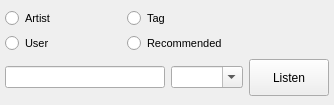
Before: the Qt Designer form trunk/GUI/LFMRadio/GUI_LFMRadioWidget.ui in shahid334/sayonara-player, drawn with Qt 5.
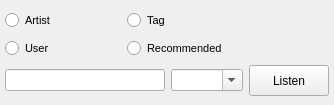
After: the same form once the commit is applied.

Patch:
```diff
--- a/trunk/GUI/LFMRadio/GUI_LFMRadioWidget.ui
+++ b/trunk/GUI/LFMRadio/GUI_LFMRadioWidget.ui
@@ -11,14 +11,20 @@
    </rect>
   </property>
   <property name="sizePolicy">
-   <sizepolicy hsizetype="Preferred" vsizetype="Fixed">
+   <sizepolicy hsizetype="MinimumExpanding" vsizetype="Minimum">
     <horstretch>0</horstretch>
     <verstretch>0</verstretch>
    </sizepolicy>
   </property>
   <property name="minimumSize">
    <size>
-    <width>300</width>
+    <width>325</width>
+    <height>105</height>
+   </size>
+  </property>
+  <property name="maximumSize">
+   <size>
+    <width>524287</width>
     <height>105</height>
    </size>
   </property>
@@ -44,6 +50,12 @@
      <height>0</height>
     </size>
    </property>
+   <property name="maximumSize">
+    <size>
+     <width>16777215</width>
+     <height>105</height>
+    </size>
+   </property>
    <layout class="QGridLayout" name="gridLayout">
     <property name="leftMargin">
      <number>5</number>
@@ -140,16 +152,22 @@
     </item>
     <item row="0" column="2" rowspan="2">
      <widget class="QLabel" name="lab_lfm">
+      <property name="sizePolicy">
+       <sizepolicy hsizetype="Preferred" vsizetype="Expanding">
+        <horstretch>0</horstretch>
+        <verstretch>0</verstretch>
+       </sizepolicy>
+      </property>
       <property name="minimumSize">
        <size>
         <width>80</width>
-        <height>0</height>
+        <height>50</height>
        </size>
       </property>
       <property name="maximumSize">
        <size>
         <width>80</width>
-        <height>16777215</height>
+        <height>50</height>
        </size>
       </property>
       <property name="text">
```
Left out of the diff: 4 changed lines with no effect on the pictures.
